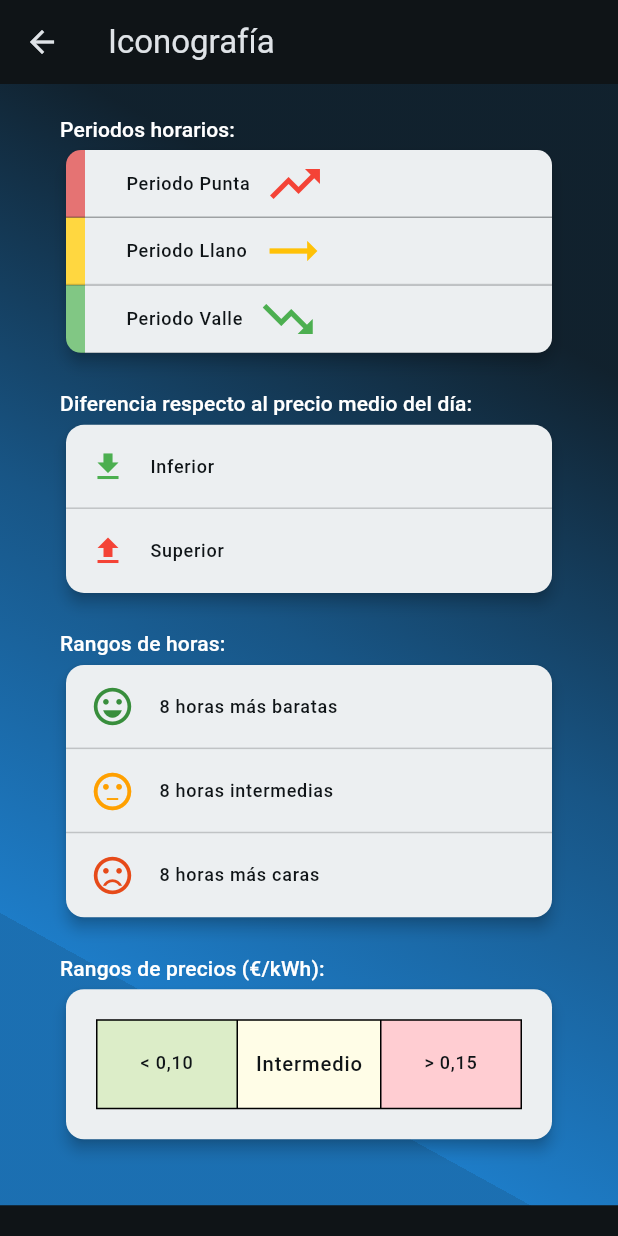
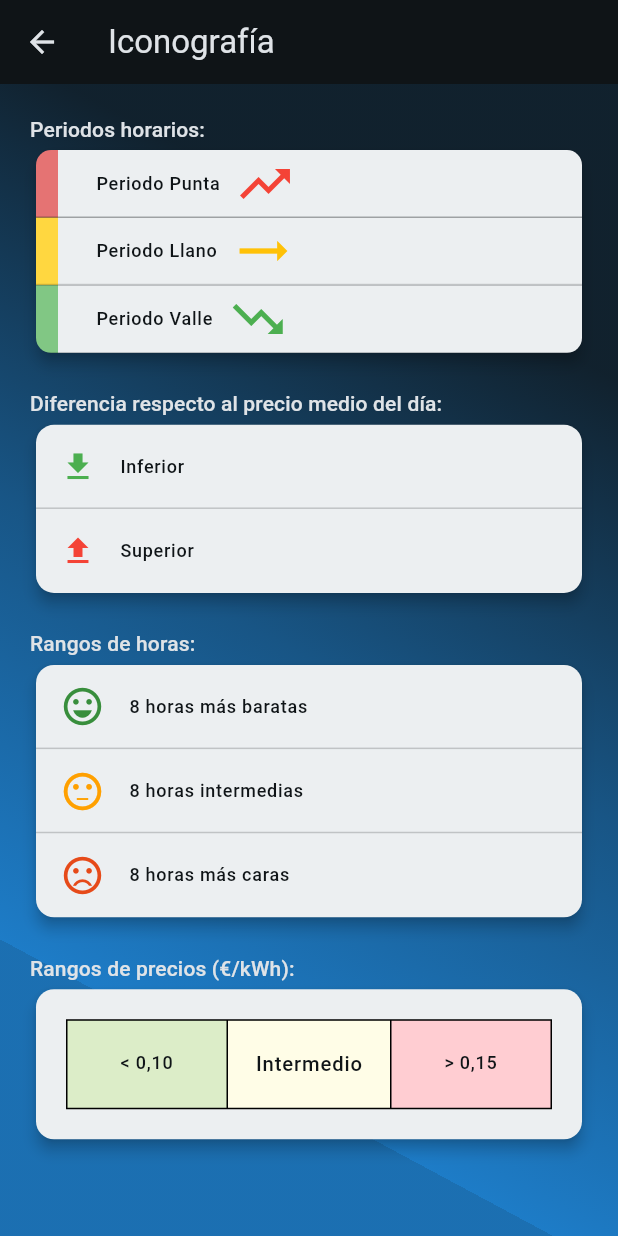
Before and after one commit to Webierta/tarifa_luz, a Flutter app: the IconografiaScreen screen opened directly, on a phone screen of 412 x 824 dp. Run offline on Flutter 3.47's test engine with Material 2 defaults, Android fonts, the phone set to English and light mode, and no system bars; our stand-ins replace fl_chart, hive, hive_flutter, shared_preferences; accounts and stored records are empty; network calls fail.

Commit message:
google fonts offline, design tweaks, bugfix graphic

```diff
--- a/lib/main.dart
+++ b/lib/main.dart
@@ -30,10 +30,12 @@ class PrecioLuz extends StatelessWidget {
       theme: ThemeData(
         useMaterial3: true,
         colorScheme: themeApp.colorScheme,
+        //fontFamily: themeApp.fontFamily,
         textTheme: themeApp.textTheme,
         floatingActionButtonTheme: themeApp.floatingActionButtonTheme,
         dialogTheme: themeApp.dialogTheme,
         bottomNavigationBarTheme: themeApp.bottomNavigationBarTheme,
+        //typography: Typography.whiteRedwoodCity,
         //scaffoldBackgroundColor: Colors.transparent,
       ),
       home: const MainScreen(isFirstLaunch: true),
--- a/lib/screens/about_screen.dart
+++ b/lib/screens/about_screen.dart
@@ -15,8 +15,9 @@ class AboutScreen extends StatelessWidget {
       body: SafeArea(
         child: Container(
           decoration: StyleApp.mainDecoration,
-          padding: const EdgeInsets.fromLTRB(20.0, 0, 20, 20),
+          padding: const EdgeInsets.symmetric(horizontal: 20),
           child: SingleChildScrollView(
+            padding: const EdgeInsets.symmetric(vertical: 20),
             child: Column(
               children: <Widget>[
                 const HeadScreen(),
--- a/lib/screens/donate_screen.dart
+++ b/lib/screens/donate_screen.dart
@@ -34,8 +34,9 @@ class DonateScreen extends StatelessWidget {
       body: SafeArea(
         child: Container(
           decoration: StyleApp.mainDecoration,
-          padding: const EdgeInsets.fromLTRB(20.0, 0, 20, 20),
+          padding: const EdgeInsets.symmetric(horizontal: 20),
           child: SingleChildScrollView(
+            padding: const EdgeInsets.symmetric(vertical: 20),
             //padding: const EdgeInsets.fromLTRB(20, 10, 20, 40),
             child: Column(
               children: [
--- a/lib/screens/iconografia_screen.dart
+++ b/lib/screens/iconografia_screen.dart
@@ -26,12 +26,11 @@ class IconografiaScreen extends StatelessWidget {
       body: SafeArea(
         child: Container(
           decoration: StyleApp.mainDecoration,
-          padding: const EdgeInsets.fromLTRB(20, 0, 20, 20),
+          padding: const EdgeInsets.symmetric(horizontal: 20),
+          height: double.infinity,
           child: SingleChildScrollView(
-            padding: const EdgeInsets.all(20.0),
-            child: Row(
-              children: <Widget>[
-                Flexible(
+            //padding: const EdgeInsets.all(20.0),
+            padding: const EdgeInsets.symmetric(vertical: 20),
             child: Column(
               crossAxisAlignment: CrossAxisAlignment.start,
               children: <Widget>[
@@ -231,9 +230,6 @@ class IconografiaScreen extends StatelessWidget {
               ],
             ),
           ),
-              ],
-            ),
-          ),
         ),
       ),
     );
--- a/lib/screens/info_screen.dart
+++ b/lib/screens/info_screen.dart
@@ -14,7 +14,7 @@ class InfoScreen extends StatelessWidget {
       body: SafeArea(
         child: Container(
           decoration: StyleApp.mainDecoration,
-          padding: const EdgeInsets.fromLTRB(20.0, 0, 20, 20),
+          padding: const EdgeInsets.symmetric(horizontal: 20),
           child: SingleChildScrollView(
             child: Column(
               children: <Widget>[
--- a/lib/screens/info_token_screen.dart
+++ b/lib/screens/info_token_screen.dart
@@ -15,9 +15,10 @@ class InfoTokenScreen extends StatelessWidget {
       body: SafeArea(
         child: Container(
           decoration: StyleApp.mainDecoration,
-          padding: const EdgeInsets.all(20),
+          padding: const EdgeInsets.symmetric(horizontal: 20),
           height: double.infinity,
           child: SingleChildScrollView(
+            padding: const EdgeInsets.symmetric(vertical: 20),
             child: Column(
               children: [
                 Text(
--- a/lib/theme/theme_app.dart
+++ b/lib/theme/theme_app.dart
@@ -1,5 +1,5 @@
 import 'package:flutter/material.dart';
-import 'package:google_fonts/google_fonts.dart';
+//import 'package:google_fonts/google_fonts.dart';
 
 class ThemeApp {
   final BuildContext context;
@@ -14,8 +14,12 @@ class ThemeApp {
 
   //Color get onBackgroundColor => Theme.of(context).colorScheme.onBackground;
 
-  TextTheme get textTheme =>
-      GoogleFonts.latoTextTheme().merge(Typography().white);
+  //TextTheme get textTheme => GoogleFonts.latoTextTheme().merge(Typography().white);
+  /* TextTheme get textTheme =>
+      const TextTheme().apply(fontFamily: 'Lato').merge(Typography().white); */
+  TextTheme get textTheme => const TextTheme().apply(fontFamily: 'CairoPlay');
+
+  String get fontFamily => 'CairoPlay'; // 'Lato'; 'CairoPlay'
 
   TextStyle get bodyLarge => Theme.of(context).textTheme.bodyLarge!;
   TextStyle get titleSmall => Theme.of(context).textTheme.titleSmall!;
```
Also changed, not shown: lib/screens/settings_screen.dart (+8 -2 lines), lib/screens/storage_screen.dart (+4 -7 lines), lib/widgets/graficos/grafico_precio.dart (+15 -5 lines), lib/widgets/tabs/range_tab.dart (+54 -16 lines), pubspec.yaml (+21 -1 lines), assets/google_fonts/CairoPlay-Black.ttf (added), assets/google_fonts/CairoPlay-Bold.ttf (added), assets/google_fonts/CairoPlay-ExtraBold.ttf (added), assets/google_fonts/CairoPlay-ExtraLight.ttf (added), assets/google_fonts/CairoPlay-Light.ttf (added), assets/google_fonts/CairoPlay-Medium.ttf (added), assets/google_fonts/CairoPlay-Regular.ttf (added), assets/google_fonts/CairoPlay-SemiBold.ttf (added). Lines whose indentation alone changed are shown as unchanged.
